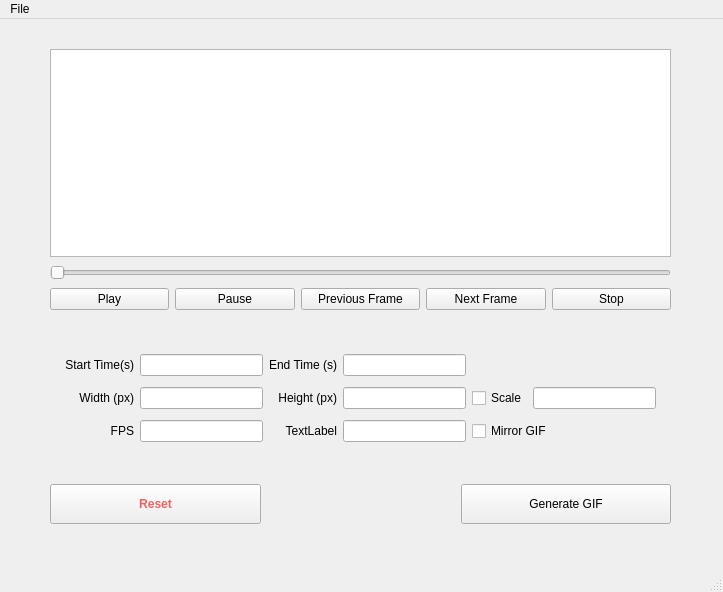
Above: MagicBox.ui from mikkkee/gifer before the change. Below: the same form after it.
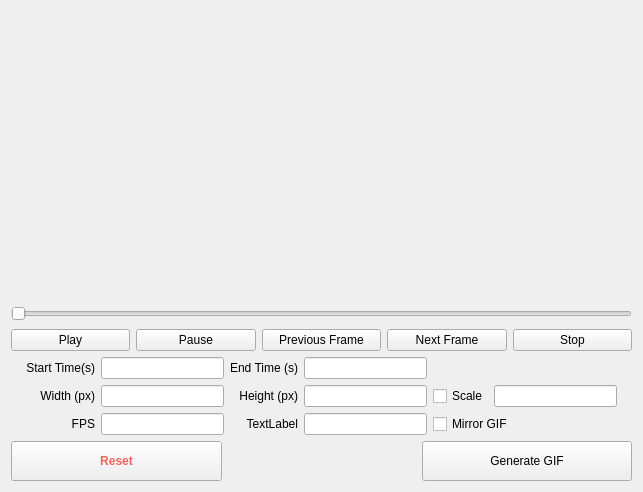
That is the form after the change. Custom widgets are drawn as their Qt base class.

Commit message: Add Corrected GUI and Custom Promoted Widget There is a bug related to custom widget promotion on line 100 in main.py Need debug.

What changed in the file:
```diff
--- a/MagicBox.ui
+++ b/MagicBox.ui
@@ -1,34 +1,95 @@
 <?xml version="1.0" encoding="UTF-8"?>
 <ui version="4.0">
- <class>MainWindow</class>
- <widget class="QMainWindow" name="MainWindow">
+ <class>Form</class>
+ <widget class="QWidget" name="Form">
   <property name="geometry">
    <rect>
     <x>0</x>
     <y>0</y>
-    <width>723</width>
-    <height>592</height>
+    <width>643</width>
+    <height>492</height>
    </rect>
   </property>
   <property name="minimumSize">
    <size>
-    <width>723</width>
-    <height>529</height>
+    <width>643</width>
+    <height>492</height>
    </size>
   </property>
   <property name="windowTitle">
    <string>MainWindow</string>
   </property>
-  <widget class="QWidget" name="centralwidget">
-   <widget class="QWidget" name="gridLayoutWidget">
-    <property name="geometry">
-     <rect>
-      <x>50</x>
-      <y>330</y>
-      <width>621</width>
-      <height>101</height>
-     </rect>
-    </property>
+  <layout class="QGridLayout" name="gridLayout_2">
+   <item row="0" column="0">
+    <layout class="QVBoxLayout" name="verticalLayout">
+     <item>
+      <widget class="VideoPlayer" name="widget" native="true">
+       <property name="minimumSize">
+        <size>
+         <width>0</width>
+         <height>285</height>
+        </size>
+       </property>
+      </widget>
+     </item>
+     <item>
+      <widget class="QSlider" name="horizontalSlider">
+       <property name="minimumSize">
+        <size>
+         <width>0</width>
+         <height>19</height>
+        </size>
+       </property>
+       <property name="orientation">
+        <enum>Qt::Horizontal</enum>
+       </property>
+      </widget>
+     </item>
+     <item>
+      <layout class="QHBoxLayout" name="horizontalLayout">
+       <property name="sizeConstraint">
+        <enum>QLayout::SetMaximumSize</enum>
+       </property>
+       <item>
+        <widget class="QPushButton" name="play_btn">
+         <property name="text">
+          <string>Play</string>
+         </property>
+        </widget>
+       </item>
+       <item>
+        <widget class="QPushButton" name="pushButton">
+         <property name="text">
+          <string>Pause</string>
+         </property>
+        </widget>
+       </item>
+       <item>
+        <widget class="QPushButton" name="pushButton_4">
+         <property name="text">
+          <string>Previous Frame</string>
+         </property>
+        </widget>
+       </item>
+       <item>
+        <widget class="QPushButton" name="pushButton_3">
+         <property name="text">
+          <string>Next Frame</string>
+         </property>
+        </widget>
+       </item>
+       <item>
+        <widget class="QPushButton" name="pushButton_5">
+         <property name="text">
+          <string>Stop</string>
+         </property>
+        </widget>
+       </item>
+      </layout>
+     </item>
+    </layout>
+   </item>
+   <item row="1" column="0">
     <layout class="QGridLayout" name="gridLayout">
      <property name="leftMargin">
       <number>15</number>
@@ -132,86 +193,8 @@
       <widget class="QLineEdit" name="lineEdit_9"/>
      </item>
     </layout>
-   </widget>
-   <widget class="QWidget" name="verticalLayoutWidget">
-    <property name="geometry">
-     <rect>
-      <x>50</x>
-      <y>30</y>
-      <width>621</width>
-      <height>261</height>
-     </rect>
-    </property>
-    <layout class="QVBoxLayout" name="verticalLayout">
-     <item>
-      <widget class="QGraphicsView" name="graphicsView"/>
-     </item>
-     <item>
-      <widget class="QSlider" name="horizontalSlider">
-       <property name="minimumSize">
-        <size>
-         <width>0</width>
-         <height>19</height>
-        </size>
-       </property>
-       <property name="orientation">
-        <enum>Qt::Horizontal</enum>
-       </property>
-      </widget>
-     </item>
-     <item>
-      <layout class="QHBoxLayout" name="horizontalLayout">
-       <property name="sizeConstraint">
-        <enum>QLayout::SetMaximumSize</enum>
-       </property>
-       <item>
-        <widget class="QPushButton" name="pushButton_2">
-         <property name="text">
-          <string>Play</string>
-         </property>
-        </widget>
-       </item>
-       <item>
-        <widget class="QPushButton" name="pushButton">
-         <property name="text">
-          <string>Pause</string>
-         </property>
-        </widget>
-       </item>
-       <item>
-        <widget class="QPushButton" name="pushButton_4">
-         <property name="text">
-          <string>Previous Frame</string>
-         </property>
-        </widget>
-       </item>
-       <item>
-        <widget class="QPushButton" name="pushButton_3">
-         <property name="text">
-          <string>Next Frame</string>
-         </property>
-        </widget>
-       </item>
-       <item>
-        <widget class="QPushButton" name="pushButton_5">
-         <property name="text">
-          <string>Stop</string>
-         </property>
-        </widget>
-       </item>
-      </layout>
-     </item>
-    </layout>
-   </widget>
-   <widget class="QWidget" name="horizontalLayoutWidget_2">
-    <property name="geometry">
-     <rect>
-      <x>50</x>
-      <y>460</y>
-      <width>621</width>
-      <height>51</height>
-     </rect>
-    </property>
+   </item>
+   <item row="2" column="0">
     <layout class="QHBoxLayout" name="horizontalLayout_2">
      <property name="spacing">
       <number>200</number>
@@ -340,32 +323,17 @@
       </widget>
      </item>
     </layout>
-   </widget>
-  </widget>
-  <widget class="QMenuBar" name="menubar">
-   <property name="geometry">
-    <rect>
-     <x>0</x>
-     <y>0</y>
-     <width>723</width>
-     <height>21</height>
-    </rect>
-   </property>
-   <widget class="QMenu" name="menuFile">
-    <property name="title">
-     <string>File</string>
-    </property>
-    <addaction name="actionOpen"/>
-   </widget>
-   <addaction name="menuFile"/>
-  </widget>
-  <widget class="QStatusBar" name="statusbar"/>
-  <action name="actionOpen">
-   <property name="text">
-    <string>Open</string>
-   </property>
-  </action>
+   </item>
+  </layout>
  </widget>
+ <customwidgets>
+  <customwidget>
+   <class>VideoPlayer</class>
+   <extends>QWidget</extends>
+   <header>videoplayer.h</header>
+   <container>1</container>
+  </customwidget>
+ </customwidgets>
  <resources/>
  <connections/>
 </ui>
```
Left out of the diff: 2 changed lines with no effect on the pictures. The commit also changes 2 other files.
